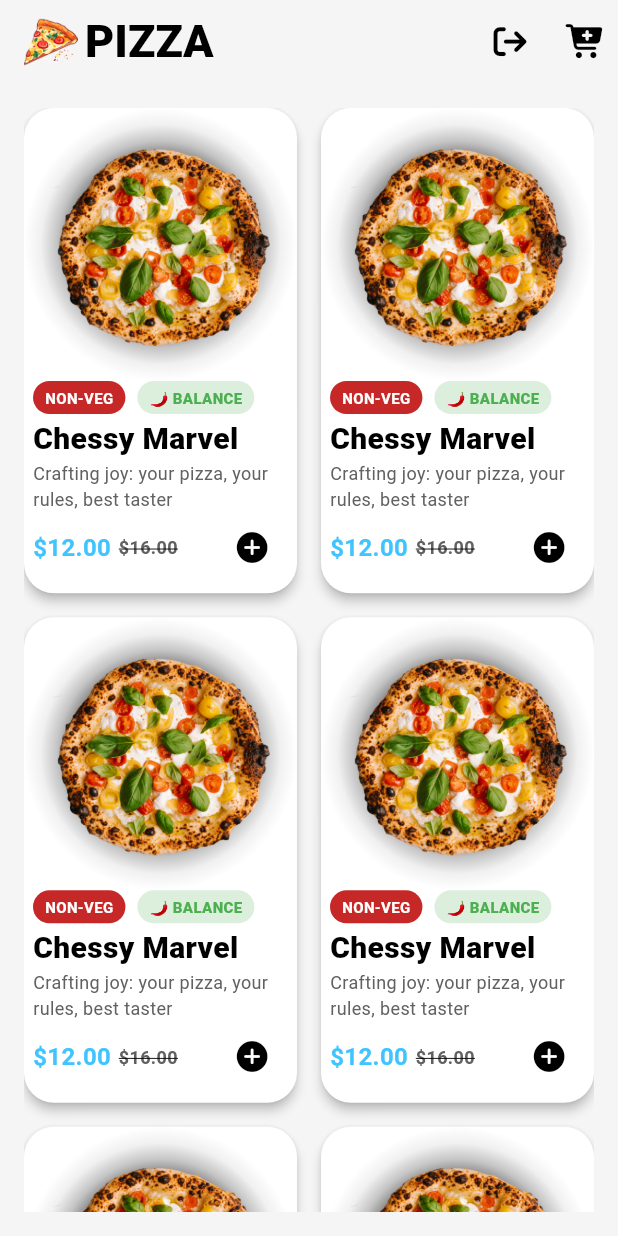
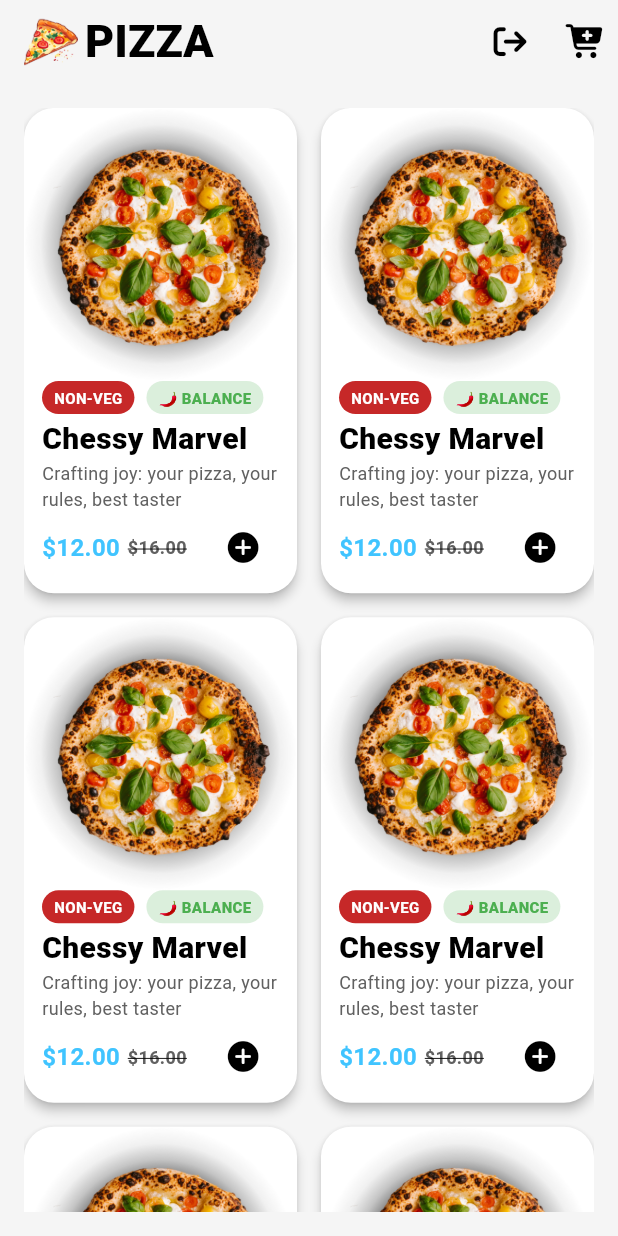
Before and after one commit to mohamedwdm/PizzaApp, a Flutter app: the HomeView screen opened directly, on a phone screen of 412 x 824 dp. Run offline on Flutter 3.47's test engine with Material 3 defaults, Android fonts, the phone set to English and light mode, and no system bars; our stand-ins replace bloc, cloud_firestore, dartz, firebase_auth, firebase_core, flutter_bloc and 1 more; accounts and stored records are empty.

```diff
--- a/lib/features/home/presentation/views/widgets/pizza_card.dart
+++ b/lib/features/home/presentation/views/widgets/pizza_card.dart
@@ -1,32 +1,37 @@
-
 import 'package:flutter/cupertino.dart';
 import 'package:flutter/material.dart';
+import 'package:pizza_app/features/home/presentation/views/detailes_view.dart';
 import 'package:pizza_app/features/home/presentation/views/widgets/custom_pizza_item_label.dart';
 
 class PizzaCard extends StatelessWidget {
-  const PizzaCard({
-    super.key,
-  });
+  const PizzaCard({super.key});
 
   @override
   Widget build(BuildContext context) {
     return Material(
       elevation: 3,
       color: Colors.white,
-      shape: RoundedRectangleBorder(
-        borderRadius: BorderRadius.circular(20),
-      ),
+      shape: RoundedRectangleBorder(borderRadius: BorderRadius.circular(20)),
       child: InkWell(
         borderRadius: BorderRadius.circular(20),
-        onTap: (){},
+        onTap: () {
+          Navigator.push(
+            context,
+            MaterialPageRoute(
+              builder: (context) {
+                return const DetailesView();
+              },
+            ),
+          );
+        },
         child: SingleChildScrollView(
           child: Column(
-             mainAxisSize: MainAxisSize.min,
+            mainAxisSize: MainAxisSize.min,
             crossAxisAlignment: CrossAxisAlignment.start,
             children: [
               Image.asset('assets/images/1.png'),
               Padding(
-                padding: const EdgeInsets.symmetric(horizontal: 6.0),
+                padding: const EdgeInsets.symmetric(horizontal: 12.0),
                 child: Row(
                   children: [
                     CustomPizzaItemLabel(
@@ -36,7 +41,7 @@ class PizzaCard extends StatelessWidget {
                       fontWeight: FontWeight.bold,
                     ),
                     const SizedBox(width: 8),
-                     CustomPizzaItemLabel(
+                    CustomPizzaItemLabel(
                       color: Colors.green.withValues(alpha: 0.2),
                       text: '🌶 BALANCE',
                       textColor: Colors.green,
@@ -45,16 +50,16 @@ class PizzaCard extends StatelessWidget {
                   ],
                 ),
               ),
-              SizedBox(height: 2,),
+              const SizedBox(height: 2),
               const Padding(
-                padding: EdgeInsets.symmetric(horizontal: 6.0),
+                padding: EdgeInsets.symmetric(horizontal: 12.0),
                 child: Text(
                   'Chessy Marvel',
                   style: TextStyle(fontWeight: FontWeight.w900, fontSize: 20),
                 ),
               ),
               Padding(
-                padding: const EdgeInsets.symmetric(horizontal: 6.0),
+                padding: const EdgeInsets.symmetric(horizontal: 12.0),
                 child: Text(
                   'Crafting joy: your pizza, your rules, best taster',
                   style: TextStyle(fontSize: 12, color: Colors.grey.shade700),
@@ -63,7 +68,7 @@ class PizzaCard extends StatelessWidget {
                 ),
               ),
               Padding(
-                padding: const EdgeInsets.symmetric(horizontal: 6.0),
+                padding: const EdgeInsets.symmetric(horizontal: 12.0),
                 child: Row(
                   mainAxisAlignment: MainAxisAlignment.spaceBetween,
                   children: [
```
Also changed, not shown: lib/features/home/presentation/views/detailes_view.dart (added, +16 -0 lines).
